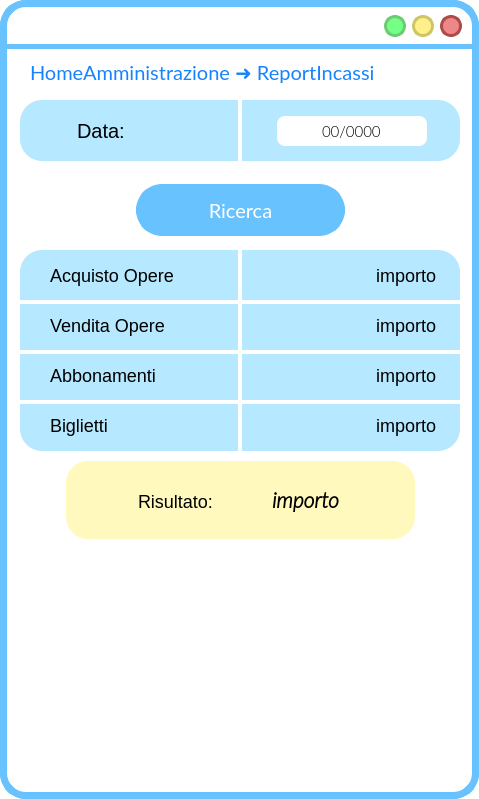
First picture: the form in frontend/ui/VistaReportIncassi.ui, repository MrPio/MuseoOmero, before the edit.
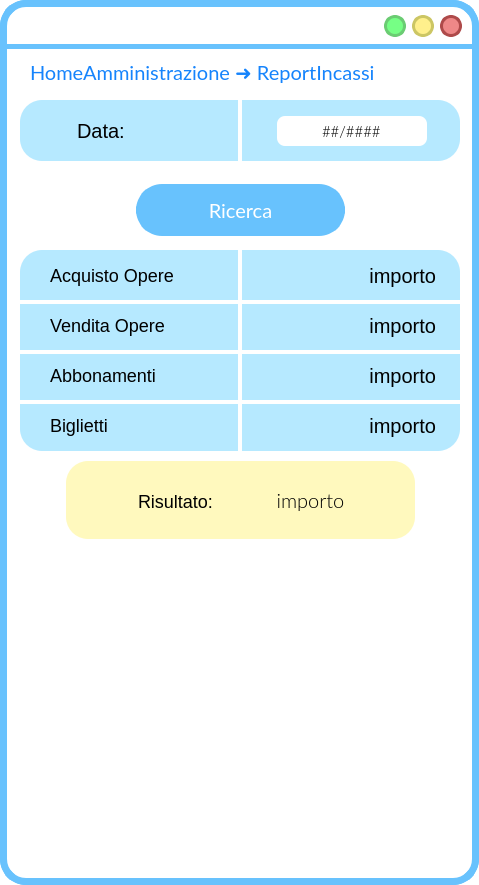
Second picture: the form after the edit. Icons and pictures are not drawn.

Commit message: ReportIncassi completato, iniziato CompraOpera

Patch:
```diff
--- a/frontend/ui/VistaReportIncassi.ui
+++ b/frontend/ui/VistaReportIncassi.ui
@@ -7,7 +7,7 @@
     <x>0</x>
     <y>0</y>
     <width>479</width>
-    <height>799</height>
+    <height>885</height>
    </rect>
   </property>
   <property name="windowTitle">
@@ -715,7 +715,7 @@
      </rect>
     </property>
     <property name="styleSheet">
-     <string notr="true">font-size: 18px;
+     <string notr="true">font-size: 20px;
 text-align: left;
 background-color: rgba(255, 255, 255,0);
 </string>
@@ -737,7 +737,7 @@
      </rect>
     </property>
     <property name="styleSheet">
-     <string notr="true">font-size: 18px;
+     <string notr="true">font-size: 20px;
 text-align: left;
 background-color: rgba(255, 255, 255,0);
 </string>
@@ -759,7 +759,7 @@
      </rect>
     </property>
     <property name="styleSheet">
-     <string notr="true">font-size: 18px;
+     <string notr="true">font-size: 20px;
 text-align: left;
 background-color: rgba(255, 255, 255,0);
 </string>
@@ -781,7 +781,7 @@
      </rect>
     </property>
     <property name="styleSheet">
-     <string notr="true">font-size: 18px;
+     <string notr="true">font-size: 20px;
 text-align: left;
 background-color: rgba(255, 255, 255,0);
 </string>
@@ -798,7 +798,7 @@
      <rect>
       <x>220</x>
       <y>480</y>
-      <width>171</width>
+      <width>181</width>
       <height>41</height>
      </rect>
     </property>
@@ -812,13 +812,13 @@
      </font>
     </property>
     <property name="styleSheet">
-     <string notr="true">font-size: 16px;
+     <string notr="true">font-size: 20px;
 text-align: left;
 background-color: rgba(255, 255, 255,0);
 </string>
     </property>
     <property name="text">
-     <string>&lt;html&gt;&lt;head/&gt;&lt;body&gt;&lt;p&gt;&lt;span style=&quot; font-size:16pt; font-weight:600; font-style:italic;&quot;&gt;importo&lt;/span&gt;&lt;/p&gt;&lt;/body&gt;&lt;/html&gt;</string>
+     <string>importo</string>
     </property>
     <property name="alignment">
      <set>Qt::AlignCenter</set>
@@ -827,14 +827,15 @@
    <widget class="QFrame" name="graficoFrame">
     <property name="geometry">
      <rect>
-      <x>60</x>
-      <y>550</y>
-      <width>360</width>
-      <height>222</height>
+      <x>10</x>
+      <y>548</y>
+      <width>461</width>
+      <height>331</height>
      </rect>
     </property>
     <property name="styleSheet">
-     <string notr="true">border-width: 0px;</string>
+     <string notr="true">border-width: 0px;
+background-color: rgba(255, 255, 255,0);</string>
     </property>
     <property name="frameShape">
      <enum>QFrame::StyledPanel</enum>
@@ -995,7 +996,7 @@
 }</string>
     </property>
     <property name="inputMask">
-     <string>00/0000;0</string>
+     <string>00/0000;#</string>
     </property>
     <property name="text">
      <string>/</string>
```
The commit also changes 92 other files.
